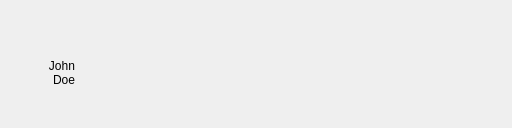
Old version of the form Yawner/Ui/messagewidget.ui in the repository henkelund/Yawner.
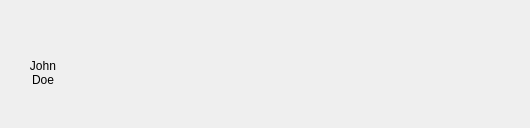
New version of the form. Icons and pictures are not drawn. Custom widgets are drawn as their Qt base class.

```diff
--- a/Yawner/Ui/messagewidget.ui
+++ b/Yawner/Ui/messagewidget.ui
@@ -6,7 +6,7 @@
    <rect>
     <x>0</x>
     <y>0</y>
-    <width>512</width>
+    <width>530</width>
     <height>128</height>
    </rect>
   </property>
@@ -29,7 +29,7 @@
    <item>
     <widget class="QWidget" name="user" native="true">
      <property name="layoutDirection">
-      <enum>Qt::RightToLeft</enum>
+      <enum>Qt::LeftToRight</enum>
      </property>
      <layout class="QVBoxLayout" name="verticalLayout">
       <property name="spacing">
@@ -103,7 +103,7 @@
 Doe</string>
         </property>
         <property name="alignment">
-         <set>Qt::AlignRight|Qt::AlignTop|Qt::AlignTrailing</set>
+         <set>Qt::AlignHCenter|Qt::AlignTop</set>
         </property>
        </widget>
       </item>
@@ -135,7 +135,7 @@
        <number>4</number>
       </property>
       <property name="rightMargin">
-       <number>4</number>
+       <number>0</number>
       </property>
       <property name="bottomMargin">
        <number>4</number>
```
